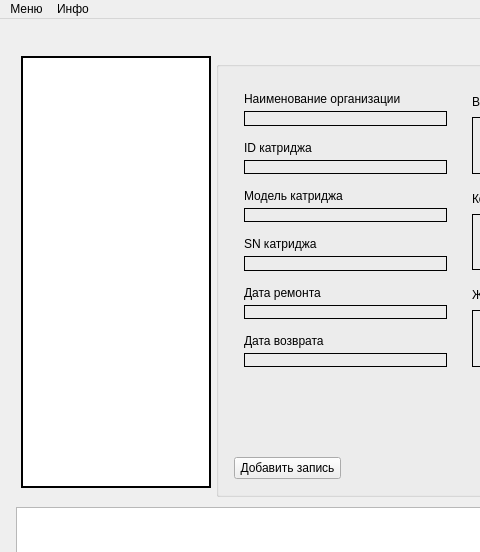
The window that SQL_test/SQL_Qt_test/mainwindow.ui (teraxl/SQL_test) describes before a commit, drawn with Qt 5; both pictures show x 0 to 480 and y 0 to 552 of the 947 by 702 pixel window.
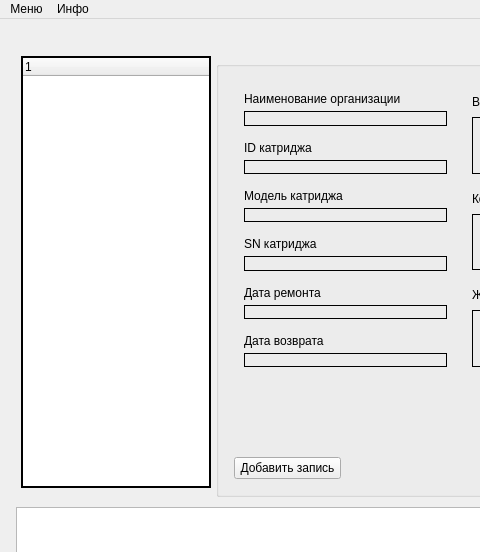
The same window after the commit.

What changed in the file:
```diff
--- a/SQL_test/SQL_Qt_test/mainwindow.ui
+++ b/SQL_test/SQL_Qt_test/mainwindow.ui
@@ -39,7 +39,7 @@
        <number>5</number>
       </property>
       <item>
-       <layout class="QHBoxLayout" name="horizontalLayout_4" stretch="1,1">
+       <layout class="QHBoxLayout" name="horizontalLayout_4" stretch="0,1">
         <property name="spacing">
          <number>5</number>
         </property>
@@ -56,7 +56,7 @@
          <number>5</number>
         </property>
         <item>
-         <widget class="QTreeView" name="treeView">
+         <widget class="QTreeWidget" name="treeWidget">
           <property name="sizePolicy">
            <sizepolicy hsizetype="Fixed" vsizetype="Fixed">
             <horstretch>1</horstretch>
@@ -87,6 +87,11 @@
           <property name="frameShadow">
            <enum>QFrame::Plain</enum>
           </property>
+          <column>
+           <property name="text">
+            <string notr="true">1</string>
+           </property>
+          </column>
          </widget>
         </item>
         <item>
```
Left out of the diff: 6 changed lines with no effect on the pictures.
